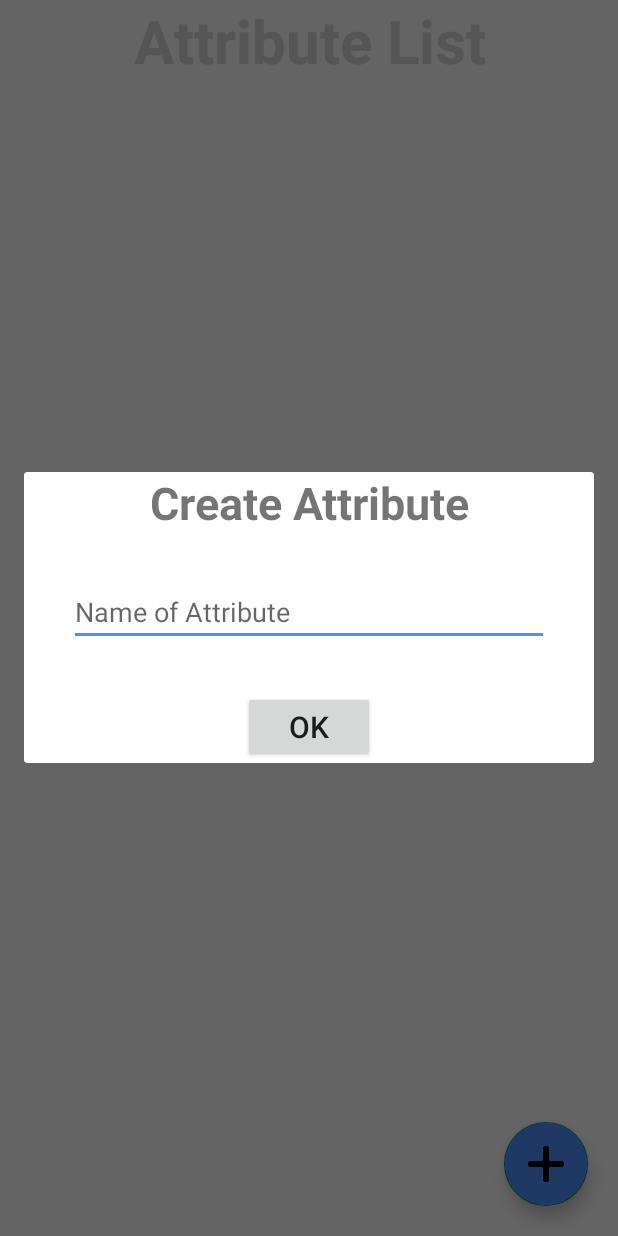
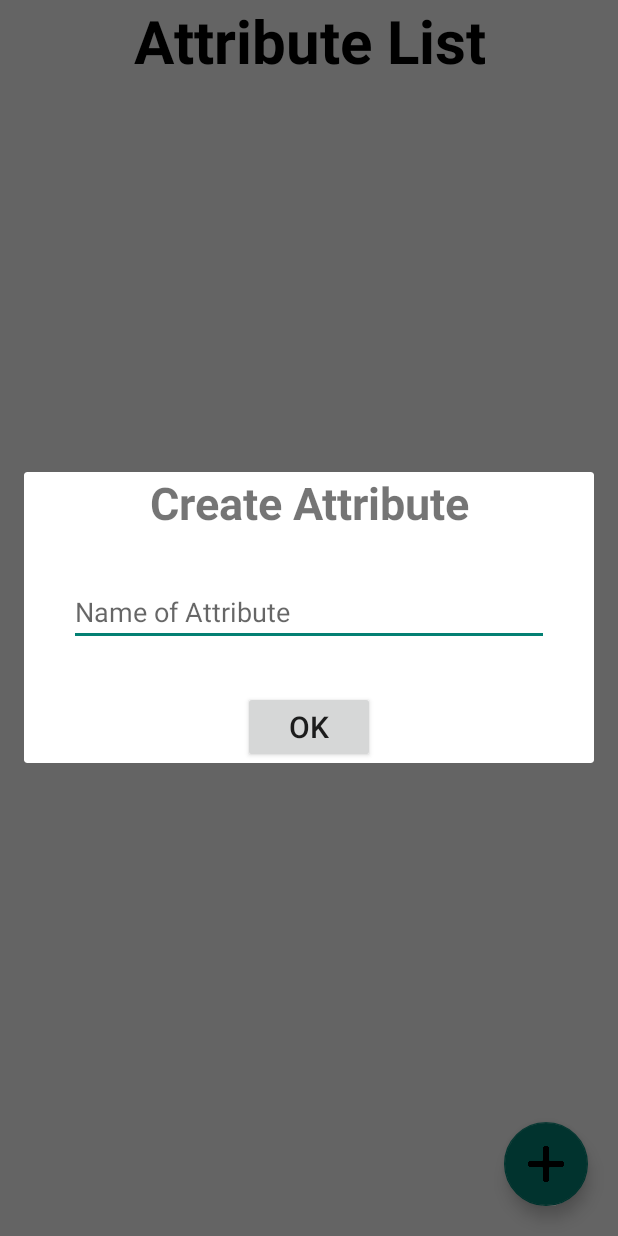
Before and after one commit to johnarn/Employee_Finder, an Android app: the AttributesActivity screen opened directly, with no data from a screen before it, after a tap on an icon or button, on a phone screen of 412 x 824 dp. Run offline under Robolectric (Android 15) with nearby library versions, the phone set to English and light mode, and no system bars.

Commit message:
Added new colors

```diff
--- a/app/src/main/res/values/colors.xml
+++ b/app/src/main/res/values/colors.xml
@@ -4,6 +4,9 @@
     <color name="colorPrimaryDark">#3700B3</color>
     <color name="colorAccent">#03DAC5</color>
     <color name="colorRed">#FF0000</color>
-    <color name="pressed_color">#4d90fe</color>
+    <color name="pressed_color">#038073</color>
     <color name="default_color">#ffffff</color>
+    <color name="green_color">#06d209</color>
+    <color name="color_black">#000000</color>
+    <color name="selected_item">#66B3B3</color>
 </resources>
```
